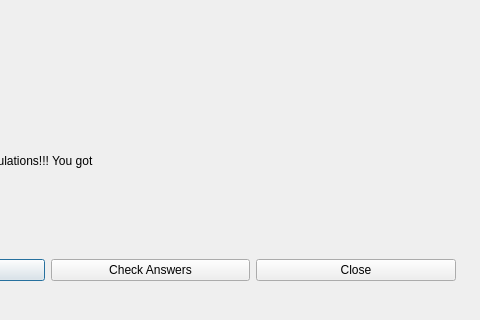
Old version of the form ExamSphereV1/score.ui in the repository BiratBC/ExamSphereV1; both pictures show x 265 to 745 and y 135 to 455 of the 933 by 541 pixel window.
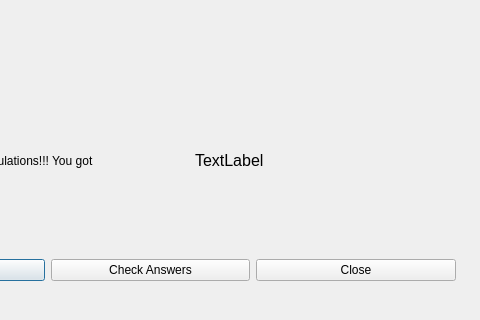
New version of the form.

What changed in the file:
```diff
--- a/ExamSphereV1/score.ui
+++ b/ExamSphereV1/score.ui
@@ -26,7 +26,7 @@
     <string>Congratulations!!! You got </string>
    </property>
   </widget>
-  <widget class="QWidget" name="">
+  <widget class="QWidget" name="layoutWidget">
    <property name="geometry">
     <rect>
      <x>150</x>
@@ -52,7 +52,7 @@
     </item>
    </layout>
   </widget>
-  <widget class="QWidget" name="">
+  <widget class="QWidget" name="layoutWidget">
    <property name="geometry">
     <rect>
      <x>110</x>
@@ -85,6 +85,24 @@
     </item>
    </layout>
   </widget>
+  <widget class="QLabel" name="score_2">
+   <property name="geometry">
+    <rect>
+     <x>460</x>
+     <y>280</y>
+     <width>91</width>
+     <height>31</height>
+    </rect>
+   </property>
+   <property name="font">
+    <font>
+     <pointsize>12</pointsize>
+    </font>
+   </property>
+   <property name="text">
+    <string>TextLabel</string>
+   </property>
+  </widget>
  </widget>
  <resources/>
  <connections/>
```
